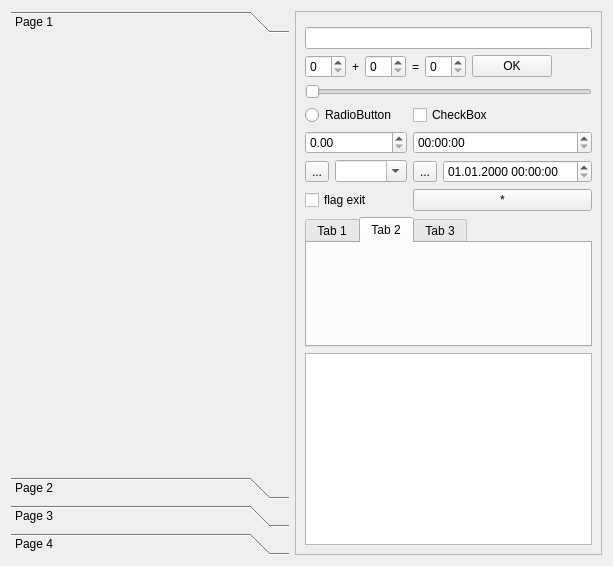
The window that Qt/my_programm/_For_tests/src/for_tests_mainbox/src/ui/for_tests_mainbox.ui (RinatB2017/mega_GIT) describes before a commit, drawn with Qt 5.
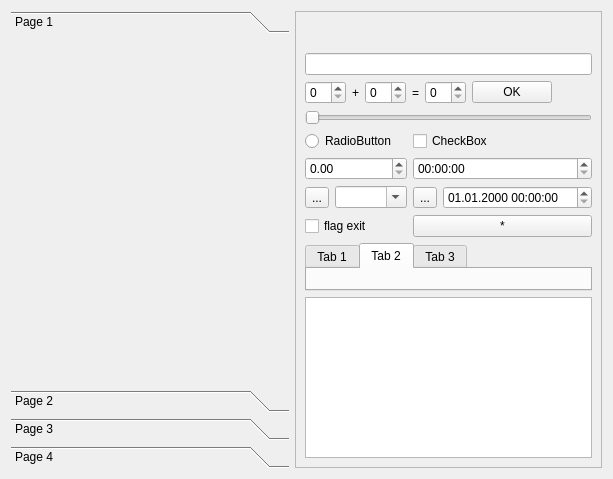
The same window after the commit. Icons and pictures are not drawn. Custom widgets are drawn as their Qt base class.

Diff of the .ui file:
```diff
--- a/Qt/my_programm/_For_tests/src/for_tests_mainbox/src/ui/for_tests_mainbox.ui
+++ b/Qt/my_programm/_For_tests/src/for_tests_mainbox/src/ui/for_tests_mainbox.ui
@@ -7,7 +7,7 @@
     <x>0</x>
     <y>0</y>
     <width>613</width>
-    <height>566</height>
+    <height>479</height>
    </rect>
   </property>
   <layout class="QHBoxLayout" name="horizontalLayout">
@@ -22,7 +22,7 @@
         <x>0</x>
         <y>0</y>
         <width>200</width>
-        <height>422</height>
+        <height>335</height>
        </rect>
       </property>
       <attribute name="label">
@@ -83,6 +83,35 @@
       <enum>QFrame::Raised</enum>
      </property>
      <layout class="QVBoxLayout" name="verticalLayout_5">
+      <item>
+       <layout class="QHBoxLayout" name="horizontalLayout_4">
+        <property name="spacing">
+         <number>0</number>
+        </property>
+        <item>
+         <widget class="ControlExitWidget" name="widget" native="true"/>
+        </item>
+        <item>
+         <widget class="ControlExitWidget" name="widget_2" native="true"/>
+        </item>
+        <item>
+         <widget class="ControlExitWidget" name="widget_3" native="true"/>
+        </item>
+        <item>
+         <spacer name="horizontalSpacer">
+          <property name="orientation">
+           <enum>Qt::Horizontal</enum>
+          </property>
+          <property name="sizeHint" stdset="0">
+           <size>
+            <width>40</width>
+            <height>20</height>
+           </size>
+          </property>
+         </spacer>
+        </item>
+       </layout>
+      </item>
       <item>
        <widget class="CollapsibleWidget" name="push_widget" native="true"/>
       </item>
@@ -279,6 +308,12 @@
    <header>collapsiblewidget.hpp</header>
    <container>1</container>
   </customwidget>
+  <customwidget>
+   <class>ControlExitWidget</class>
+   <extends>QWidget</extends>
+   <header>controlexitwidget.hpp</header>
+   <container>1</container>
+  </customwidget>
  </customwidgets>
  <tabstops>
   <tabstop>sb_1</tabstop>
```
Left out of the diff: 6 changed lines with no effect on the pictures.
